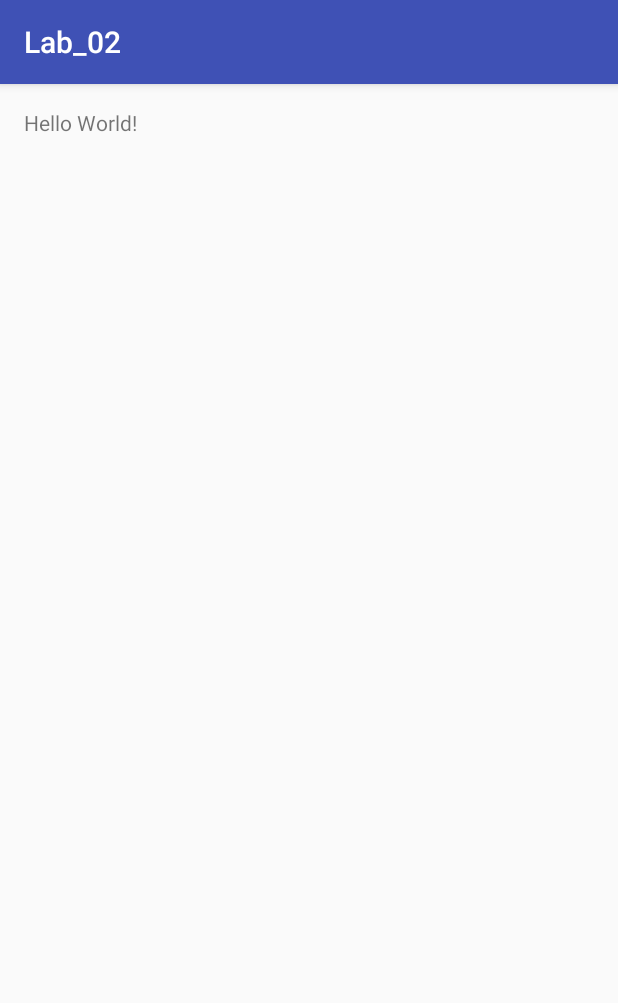
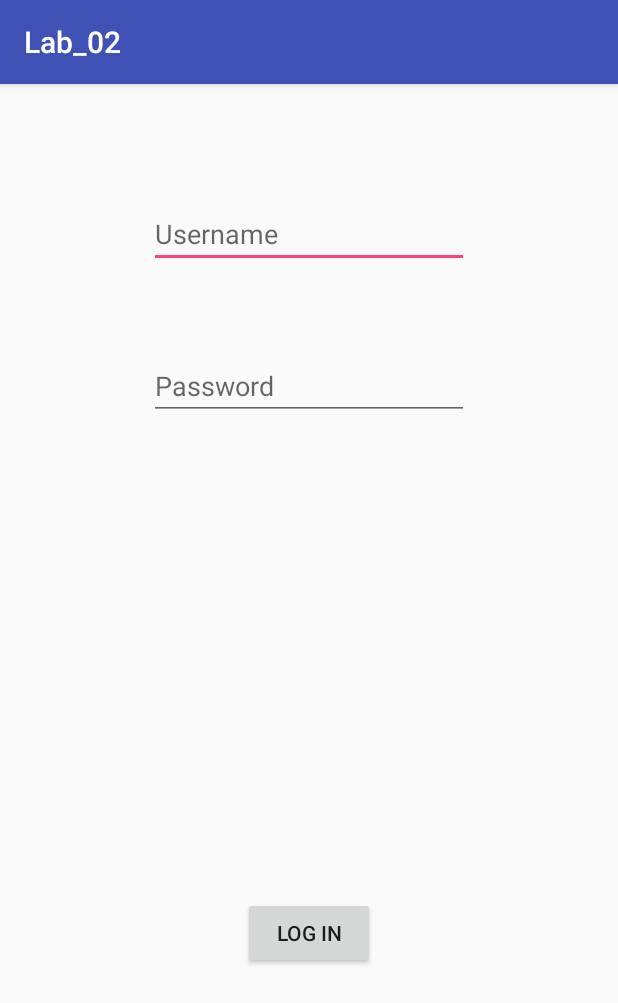
Before and after one commit to moesavari/CSCI4100, an Android app: the screen it shows after launch (MainActivity), on a phone screen of 412 x 824 dp. Shown: the top 1003 px of the screen. Run offline under Robolectric (Android 15) with nearby library versions, the phone set to English and light mode, and no system bars.

Commit message:
lab 02: Created a new project, added new features

```diff
--- a/Lab_02/app/src/main/res/layout/activity_main.xml
+++ b/Lab_02/app/src/main/res/layout/activity_main.xml
@@ -10,8 +10,35 @@
     android:paddingTop="@dimen/activity_vertical_margin"
     tools:context="com.example.myempire.lab_02.MainActivity">
 
-    <TextView
+    <Button
+        android:text="Log in"
         android:layout_width="wrap_content"
         android:layout_height="wrap_content"
-        android:text="Hello World!" />
+        android:layout_alignParentBottom="true"
+        android:layout_centerHorizontal="true"
+        android:layout_marginBottom="162dp"
+        android:id="@+id/button" />
+
+    <EditText
+        android:layout_width="wrap_content"
+        android:layout_height="wrap_content"
+        android:inputType="textPersonName"
+        android:ems="10"
+        android:layout_alignParentTop="true"
+        android:layout_centerHorizontal="true"
+        android:layout_marginTop="61dp"
+        android:id="@+id/editText"
+        android:hint="Username" />
+
+    <EditText
+        android:layout_width="wrap_content"
+        android:layout_height="wrap_content"
+        android:inputType="textPassword"
+        android:ems="10"
+        android:layout_below="@+id/editText"
+        android:layout_alignLeft="@+id/editText"
+        android:layout_alignStart="@+id/editText"
+        android:layout_marginTop="56dp"
+        android:id="@+id/editText2"
+        android:hint="Password" />
 </RelativeLayout>
```
Also changed, not shown: 1 other file.
